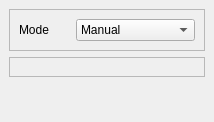
The window that Code/GUI/lib/Resources/SegmentationBaseDockWidget.ui (gofigure2/GoFigure2) describes before a commit, drawn with Qt 5.
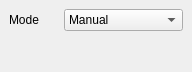
The same window after the commit.

Commit message: ENH: first frame removed as example (segmentation base dockwidgtet) TODO: remove the other frames with the same syntax

```diff
--- a/Code/GUI/lib/Resources/SegmentationBaseDockWidget.ui
+++ b/Code/GUI/lib/Resources/SegmentationBaseDockWidget.ui
@@ -6,8 +6,8 @@
    <rect>
     <x>0</x>
     <y>0</y>
-    <width>214</width>
-    <height>122</height>
+    <width>192</width>
+    <height>72</height>
    </rect>
   </property>
   <property name="windowTitle">
@@ -16,15 +16,6 @@
   <widget class="QWidget" name="dockWidgetContents">
    <layout class="QGridLayout" name="gridLayout">
     <item row="0" column="0">
-     <widget class="QFrame" name="frame_base">
-      <property name="frameShape">
-       <enum>QFrame::StyledPanel</enum>
-      </property>
-      <property name="frameShadow">
-       <enum>QFrame::Raised</enum>
-      </property>
-      <layout class="QGridLayout" name="gridLayout_2">
-       <item row="0" column="0">
         <widget class="QLabel" name="modeLabel">
          <property name="text">
           <string>Mode</string>
@@ -50,21 +41,7 @@
          </item>
         </widget>
        </item>
-      </layout>
-     </widget>
-    </item>
-    <item row="1" column="0">
-     <widget class="QFrame" name="frame">
-      <property name="frameShape">
-       <enum>QFrame::StyledPanel</enum>
-      </property>
-      <property name="frameShadow">
-       <enum>QFrame::Raised</enum>
-      </property>
-      <layout class="QGridLayout" name="gridLayout_10"/>
-     </widget>
-    </item>
-    <item row="2" column="0">
+    <item row="1" column="0" colspan="2">
      <spacer name="verticalSpacer">
       <property name="orientation">
        <enum>Qt::Vertical</enum>
```
Lines whose indentation alone changed are shown as unchanged. The commit also changes 3 other files.
